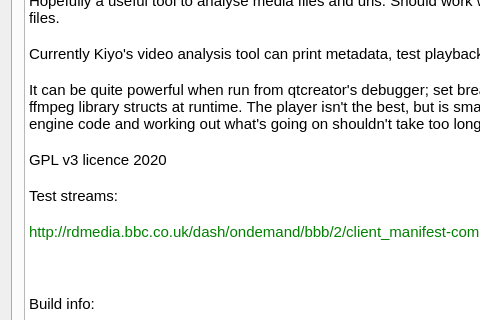
First picture: the form in src/qtWidgets/mainWindow.ui, repository kiyoMatsui/kiyosVideoAnalysisTool, before the edit; both pictures show x 0 to 480 and y 151 to 471 of the 800 by 600 pixel window.
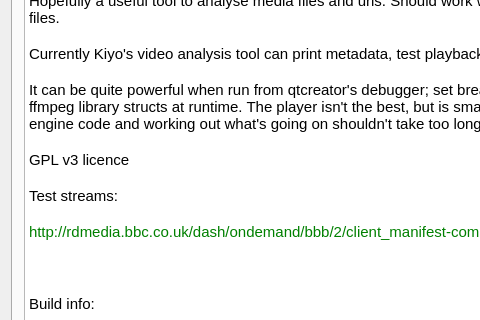
Second picture: the form after the edit. Icons and pictures are not drawn.

Commit message: working prototype - fixed merge issue

Patch:
```diff
--- a/src/qtWidgets/mainWindow.ui
+++ b/src/qtWidgets/mainWindow.ui
@@ -46,7 +46,7 @@
            <string>&lt;!DOCTYPE HTML PUBLIC &quot;-//W3C//DTD HTML 4.0//EN&quot; &quot;http://www.w3.org/TR/REC-html40/strict.dtd&quot;&gt;
 &lt;html&gt;&lt;head&gt;&lt;meta name=&quot;qrichtext&quot; content=&quot;1&quot; /&gt;&lt;style type=&quot;text/css&quot;&gt;
 p, li { white-space: pre-wrap; }
-&lt;/style&gt;&lt;/head&gt;&lt;body style=&quot; font-family:'MS Shell Dlg 2'; font-size:8.1pt; font-weight:400; font-style:normal;&quot;&gt;
+&lt;/style&gt;&lt;/head&gt;&lt;body style=&quot; font-family:'Noto Sans'; font-size:10pt; font-weight:400; font-style:normal;&quot;&gt;
 &lt;p style=&quot; margin-top:0px; margin-bottom:0px; margin-left:0px; margin-right:0px; -qt-block-indent:0; text-indent:0px;&quot;&gt;&lt;span style=&quot; font-family:'Ubuntu'; font-size:11pt;&quot;&gt;Welcome to Kiyo's video analysis tool!&lt;/span&gt;&lt;/p&gt;
 &lt;p style=&quot;-qt-paragraph-type:empty; margin-top:0px; margin-bottom:0px; margin-left:0px; margin-right:0px; -qt-block-indent:0; text-indent:0px; font-family:'Ubuntu'; font-size:11pt;&quot;&gt;&lt;br /&gt;&lt;/p&gt;
 &lt;p style=&quot; margin-top:0px; margin-bottom:0px; margin-left:0px; margin-right:0px; -qt-block-indent:0; text-indent:0px;&quot;&gt;&lt;span style=&quot; font-family:'Ubuntu'; font-size:11pt;&quot;&gt;Hopefully a useful tool to analyse media files and urls. Should work with Dash/HLS and local mp4/ogv/webm files.&lt;/span&gt;&lt;/p&gt;
@@ -55,7 +55,7 @@
 &lt;p style=&quot;-qt-paragraph-type:empty; margin-top:0px; margin-bottom:0px; margin-left:0px; margin-right:0px; -qt-block-indent:0; text-indent:0px; font-family:'Ubuntu'; font-size:11pt;&quot;&gt;&lt;br /&gt;&lt;/p&gt;
 &lt;p style=&quot; margin-top:0px; margin-bottom:0px; margin-left:0px; margin-right:0px; -qt-block-indent:0; text-indent:0px;&quot;&gt;&lt;span style=&quot; font-family:'Ubuntu'; font-size:11pt;&quot;&gt;It can be quite powerful when run from qtcreator's debugger; set breakpoints or print statements to analyse ffmpeg library structs at runtime. The player isn't the best, but is small and easy to learn, looking at the player engine code and working out what's going on shouldn't take too long.&lt;/span&gt;&lt;/p&gt;
 &lt;p style=&quot;-qt-paragraph-type:empty; margin-top:0px; margin-bottom:0px; margin-left:0px; margin-right:0px; -qt-block-indent:0; text-indent:0px; font-family:'Ubuntu'; font-size:11pt;&quot;&gt;&lt;br /&gt;&lt;/p&gt;
-&lt;p style=&quot; margin-top:0px; margin-bottom:0px; margin-left:0px; margin-right:0px; -qt-block-indent:0; text-indent:0px;&quot;&gt;&lt;span style=&quot; font-family:'Ubuntu'; font-size:11pt;&quot;&gt;GPL v3 licence 2020&lt;/span&gt;&lt;/p&gt;
+&lt;p style=&quot; margin-top:0px; margin-bottom:0px; margin-left:0px; margin-right:0px; -qt-block-indent:0; text-indent:0px;&quot;&gt;&lt;span style=&quot; font-family:'Ubuntu'; font-size:11pt;&quot;&gt;GPL v3 licence&lt;/span&gt;&lt;/p&gt;
 &lt;p style=&quot;-qt-paragraph-type:empty; margin-top:0px; margin-bottom:0px; margin-left:0px; margin-right:0px; -qt-block-indent:0; text-indent:0px; font-family:'Ubuntu'; font-size:11pt;&quot;&gt;&lt;br /&gt;&lt;/p&gt;
 &lt;p style=&quot; margin-top:0px; margin-bottom:0px; margin-left:0px; margin-right:0px; -qt-block-indent:0; text-indent:0px;&quot;&gt;&lt;span style=&quot; font-family:'Ubuntu'; font-size:11pt;&quot;&gt;Test streams:&lt;/span&gt;&lt;/p&gt;
 &lt;p style=&quot;-qt-paragraph-type:empty; margin-top:0px; margin-bottom:0px; margin-left:0px; margin-right:0px; -qt-block-indent:0; text-indent:0px; font-family:'Ubuntu'; font-size:11pt; color:#008000;&quot;&gt;&lt;br /&gt;&lt;/p&gt;
```
Left out of the diff: 2 changed lines with no effect on the pictures. The commit also changes 2 other files.
